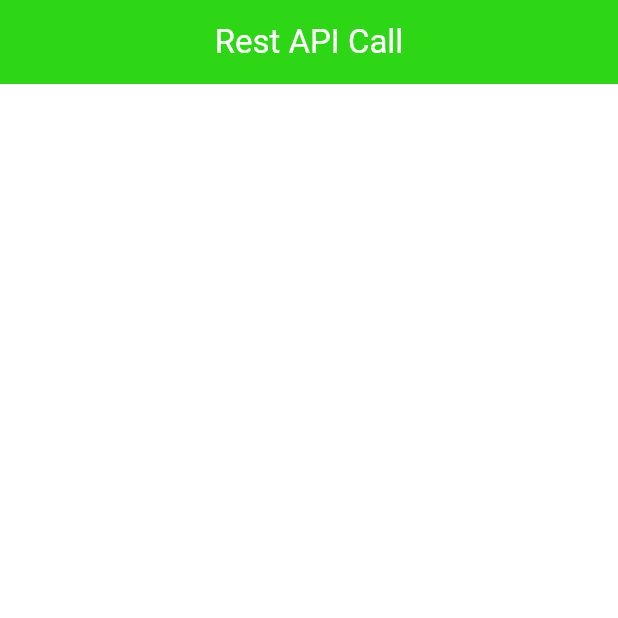
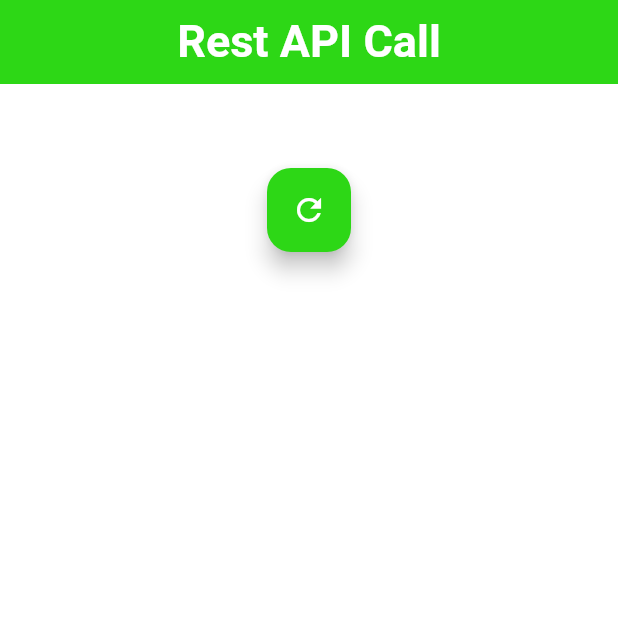
Before and after one commit to Qharny/rest_api_call, a Flutter app: the screen it shows after launch, on a phone screen of 412 x 824 dp, the top half of it. Run offline on Flutter 3.47's test engine with Material 3 defaults, Android fonts, the light colour scheme and no system bars.

Commit message:
Please enter the commit message for your changes. Lines starting with '#' will be ignored, and an empty message aborts the commit.
On branch main
Your branch is ahead of 'origin/main' by 1 commit.
  (use "git push" to publish your local commits)

Changes to be committed:
	modified:   lib/screen/home.dart
	modified:   lib/screen/view.dart

```diff
--- a/lib/screen/home.dart
+++ b/lib/screen/home.dart
@@ -1,5 +1,6 @@
 import 'package:flutter/material.dart';
 import 'package:rest_api_call/color/color.dart';
+import 'package:rest_api_call/screen/view.dart';
 
 class home extends StatelessWidget {
   const home({super.key});
@@ -12,11 +13,24 @@ class home extends StatelessWidget {
         backgroundColor: primaryColor,
         title: const Text(
           'Rest API Call',
-          style: TextStyle(color: whiteColor),
+          style: TextStyle(
+              color: whiteColor, fontSize: 30, fontWeight: FontWeight.w600),
         ),
         centerTitle: true,
       ),
-      body: ListView(),
+      body: Column(
+        children: [
+          const viewList(),
+          FloatingActionButton(
+
+            backgroundColor: primaryColor,
+            child: const Icon(Icons.refresh, color: whiteColor),
+            onPressed: () {
+              print('Button Clicked');
+            },
+          )
+        ],
+      ),
     );
   }
 }
--- a/lib/screen/view.dart
+++ b/lib/screen/view.dart
@@ -1,10 +1,10 @@
 import 'package:flutter/material.dart';
 
-class listView extends StatelessWidget {
-  const listView({super.key});
+class viewList extends StatelessWidget {
+  const viewList({super.key});
 
   @override
   Widget build(BuildContext context) {
-    return Scaffold();
+    return const ListTile();
   }
 }
```
